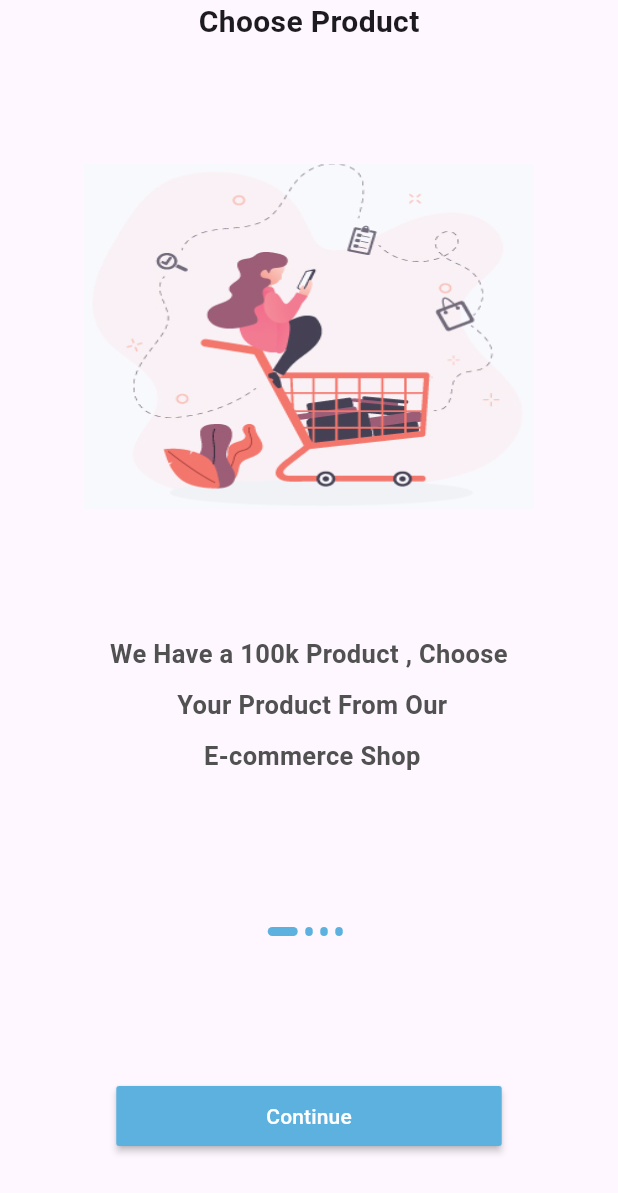
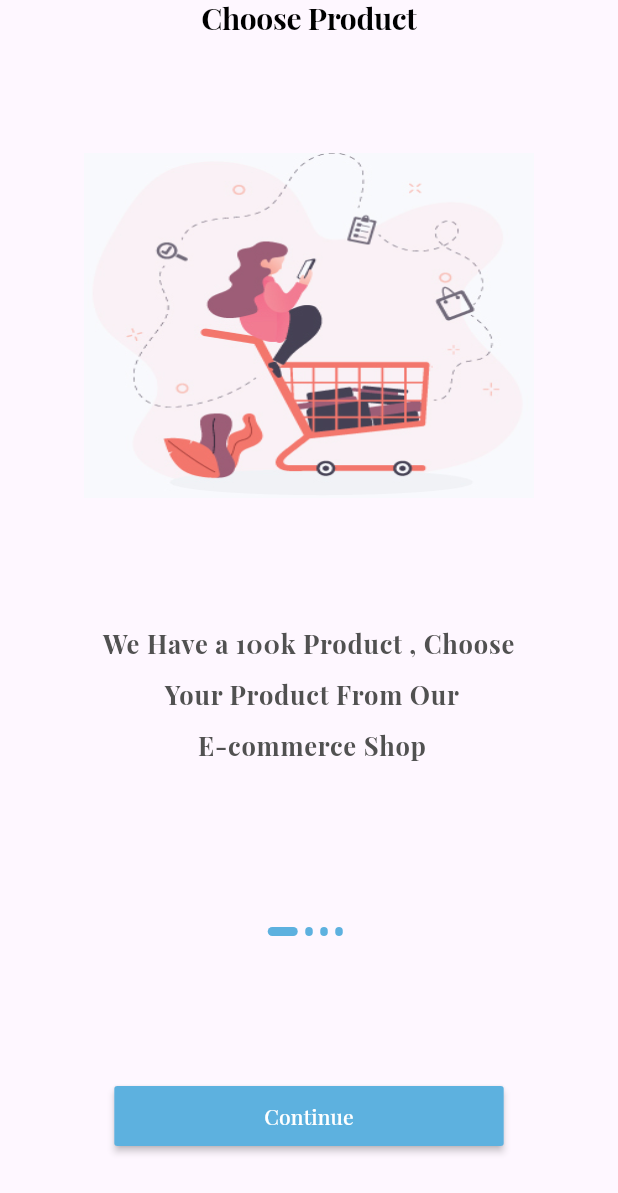
Before and after one commit to Assil28/K_mandi-, a Flutter app: the screen it shows after launch, on a phone screen of 412 x 824 dp. Shown: the top 1193 px of the screen. Run offline on Flutter 3.47's test engine with Material 3 defaults, Android fonts, the phone set to English and light mode, and no system bars; our stand-ins replace get; project files that could hold a hidden picture were left out.

Commit message:
add TextTheme

```diff
--- a/lib/core/constant/color.dart
+++ b/lib/core/constant/color.dart
@@ -2,6 +2,8 @@ import 'package:flutter/material.dart';
 
 class AppColor{
   static const Color grey = Color(0xff515151);
+    static const Color balck = Color(0xff000000);
+
     static const Color primaryColor = Color(0xff5DB1DF);
 
 }
--- a/lib/main.dart
+++ b/lib/main.dart
@@ -1,5 +1,6 @@
 import 'package:flutter/material.dart';
 import 'package:get/get.dart';
+import 'package:k_mandi/core/constant/color.dart';
 import 'package:k_mandi/routes.dart';
 import 'package:k_mandi/view/screen/onboarding.dart';
 
@@ -17,12 +18,20 @@ class MyApp extends StatelessWidget {
       debugShowCheckedModeBanner: false,
       title: 'Flutter Demo',
       theme: ThemeData(
-
-        colorScheme: ColorScheme.fromSeed(seedColor: Colors.deepPurple),
-        useMaterial3: true,
+        fontFamily: "PlayfairDisplay",
+        textTheme: const TextTheme(
+          headline1: TextStyle(fontWeight: FontWeight.bold, fontSize: 20,color: AppColor.balck),
+          bodyText1: TextStyle(
+            height: 2,
+            color: AppColor.grey,
+            fontWeight: FontWeight.bold,
+            fontSize: 17,
+          ),
+        ),
+        primarySwatch: Colors.blue,
       ),
       home: const OnBoarding(),
-      routes: routes  ,
+      routes: routes,
     );
   }
 }
--- a/lib/view/widget/onboarding/customslider.dart
+++ b/lib/view/widget/onboarding/customslider.dart
@@ -19,8 +19,7 @@ class CustomSliderOnBoarding extends GetView<OnBoardingControllerImp> {
                     children: [
                       Text(
                         onBoardingList[i].title!,
-                        style: const TextStyle(
-                            fontWeight: FontWeight.bold, fontSize: 20),
+                        style: Theme.of(context).textTheme.headline1,
                       ),
                       const SizedBox(
                         height: 80,
@@ -40,12 +39,7 @@ class CustomSliderOnBoarding extends GetView<OnBoardingControllerImp> {
                         child: Text(
                           onBoardingList[i].body!,
                           textAlign: TextAlign.center,
-                          style: const TextStyle(
-                            height: 2,
-                            color: AppColor.grey,
-                            fontWeight: FontWeight.bold,
-                            fontSize: 17,
-                          ),
+                          style: Theme.of(context).textTheme.bodyText1,
                         ),
                       ),
                     ],
```
Also changed, not shown: pubspec.yaml (+5 -5 lines).
